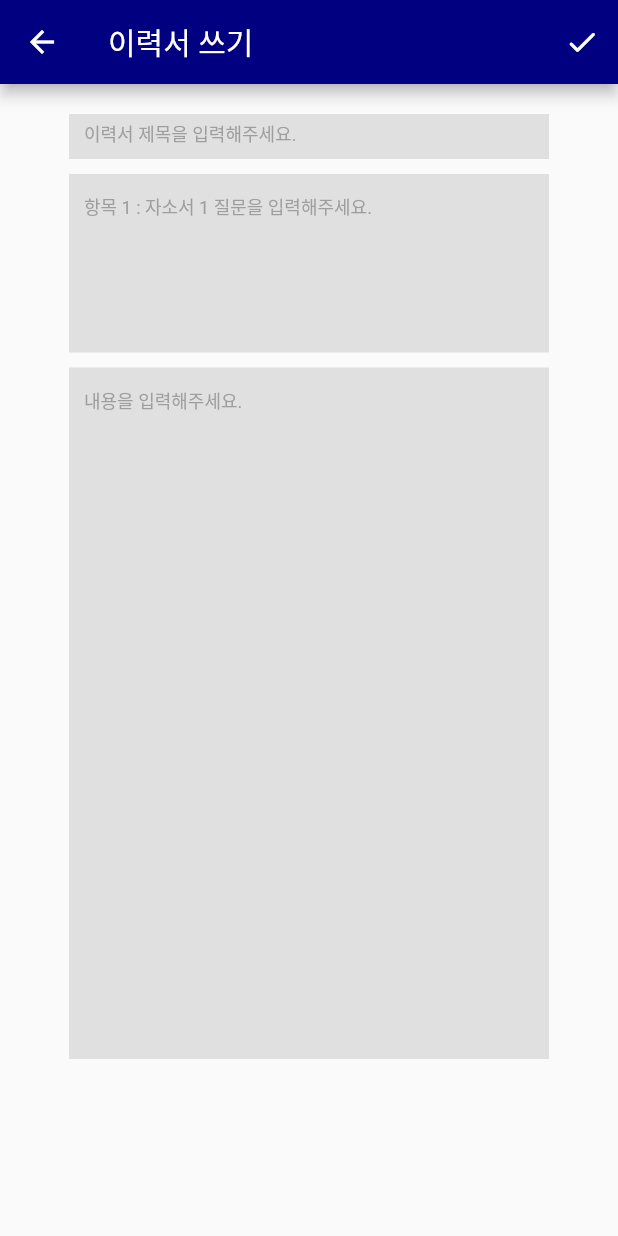
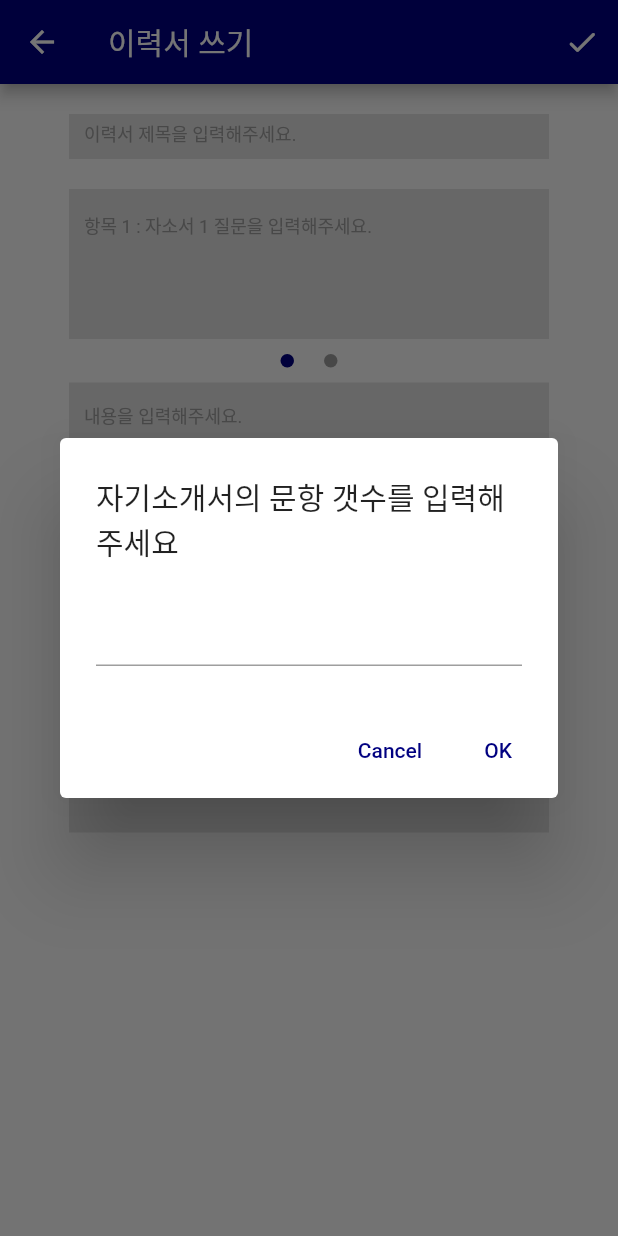
Before and after one commit to Jay-Pak/InterviewLINK, a Flutter app: the ResumePage screen opened directly, after a tap on the "add" icon, on a phone screen of 412 x 824 dp. Run offline on Flutter 3.47's test engine with Material 2 defaults, Android fonts, the light colour scheme and no system bars; drawn by our look-alikes of carousel_slider, dots_indicator; our stand-ins replace audio_video_progress_bar, cloud_firestore, firebase_analytics, firebase_auth, firebase_core, firebase_crashlytics and 2 more; missing offline and left inert: dart:ffi, kakao_flutter_sdk_user; accounts and stored records are empty.

Commit message:
resumePage Update

```diff
--- a/lib/pages/6_resume/resumePage.dart
+++ b/lib/pages/6_resume/resumePage.dart
@@ -1,56 +1,51 @@
+import 'package:cloud_firestore/cloud_firestore.dart';
+import 'package:firebase_auth/firebase_auth.dart';
 import 'package:flutter/material.dart';
 import 'package:interview_link/main.dart';
 import 'package:interview_link/pages/7_resumeOpenPage/resumeOpenPage.dart';
 
 class ResumePage extends StatefulWidget {
   const ResumePage({Key? key}) : super(key: key);
-
   @override
   State<ResumePage> createState() => _ResumePageState();
 }
-
 class _ResumePageState extends State<ResumePage> {
+  CollectionReference resumelist = FirebaseFirestore.instance
+      .collection('${FirebaseAuth.instance.currentUser?.email}')
+      .doc('Resume')
+      .collection('Resumelist');
   @override
   Widget build(BuildContext context) {
     return Scaffold(
       appBar: globalVariable.currentIndex == 0
-          ? AppBar(title: const Text("이력서"))
+          ? AppBar(title: const Text("이력서"),)
           : null,
-      body: ListView.builder(
-        itemCount: 1,
-        itemBuilder: (BuildContext context, index) {
-          return Container(
-            decoration: const BoxDecoration(
-              border: Border(
-                bottom: BorderSide(
-                  color: Colors.grey,
-                ),
-              ),
-            ),
-            margin: const EdgeInsets.symmetric(horizontal: 20, vertical: 4),
-            height: 70,
-            width: MediaQuery.of(context).size.width,
-            child: Row(
-              children: [
-                Text(
-                  '1. 삼성전자 반도체연구소 공정설계',
-                  textAlign: TextAlign.start,
-                ),
-                const Spacer(),
-                IconButton(
-                  onPressed: () {},
-                  icon: Icon(Icons.edit_note),
-                )
-              ],
-            ),
-          );
+      body: StreamBuilder(
+          stream: resumelist.snapshots(),
+          builder: (context, snapshot) {
+            if(snapshot.data != null) {
+              return ListView.builder(
+                  padding: const EdgeInsets.all(8),
+                  itemCount: snapshot.data?.docs.length,
+                  itemBuilder: (context, idx) {
+                    final DocumentSnapshot documentSnapshot =
+                    snapshot.data!.docs[idx];
+                    return Card(
+                      child: ListTile(
+                        title: Text(documentSnapshot['title']),
+                      ),
+                    );
+                    return Container();
+                  });
+            }
+            return Container();
+          }),
+      floatingActionButton: FloatingActionButton(
+        child: Icon(Icons.add),
+        onPressed: () async {
+          await Navigator.push(context,
+              MaterialPageRoute(builder: (context) => resumeOpenPage()));
         },
-      ),
-      floatingActionButton: FloatingActionButton(
-        onPressed: () {
-          Navigator.push(context, MaterialPageRoute(builder: (builder) => ResumeOpenPage()));
-        },
-        child: const Icon(Icons.add),
       ),
     );
   }
--- a/lib/pages/7_resumeOpenPage/resumeOpenPage.dart
+++ b/lib/pages/7_resumeOpenPage/resumeOpenPage.dart
@@ -1,45 +1,113 @@
+import 'dart:ffi';
+
 import 'package:cloud_firestore/cloud_firestore.dart';
+import 'package:dots_indicator/dots_indicator.dart';
 import 'package:firebase_auth/firebase_auth.dart';
 import 'package:flutter/material.dart';
 import 'package:carousel_slider/carousel_slider.dart';
+import 'package:http/http.dart';
 
-class ResumeOpenPage extends StatefulWidget {
-  ResumeOpenPage({Key? key}) : super(key: key);
+class resumeOpenPage extends StatefulWidget {
+  resumeOpenPage({Key? key}) : super(key: key);
 
   @override
-  State<ResumeOpenPage> createState() => _ResumeOpenPageState();
+  State<resumeOpenPage> createState() => _resumeOpenPageState();
 }
 
-class _ResumeOpenPageState extends State<ResumeOpenPage> {
+class _resumeOpenPageState extends State<resumeOpenPage> {
+  CollectionReference resume = FirebaseFirestore.instance.collection('Resume');
+  TextEditingController resumeTitleController = TextEditingController();
+  List<TextEditingController> questionController = [
+    for (int i = 0; i < 10; i++) TextEditingController()
+  ];
+  List<TextEditingController> contentController = [
+    for (int i = 0; i < 10; i++) TextEditingController()
+  ];
+  TextEditingController getnumberController = TextEditingController();
 
-  CarouselController controller = CarouselController();
 
-  TextEditingController resumeTitleController = TextEditingController();
-  List<TextEditingController> questionController = [for(int i = 0; i < 5; i++) TextEditingController()];
-  List<TextEditingController> contentController = [for(int i = 0; i < 5; i++) TextEditingController()];
+  CollectionReference user = FirebaseFirestore.instance
+      .collection('${FirebaseAuth.instance.currentUser?.email}');
+  CollectionReference Resumelist = FirebaseFirestore.instance
+      .collection('${FirebaseAuth.instance.currentUser?.email}')
+      .doc('Resume')
+      .collection('Resumelist');
 
-  DocumentReference<Map<String, dynamic>> _resume = FirebaseFirestore.instance.collection('${FirebaseAuth.instance.currentUser?.email}').doc('MatchingConditions');
+  int _currentIndex = 0;
+  int getnumber = 2;
 
-  _updateResume(int index){
-    for(int i = 0; i < index; i++){
-      _resume.collection('ResumeList').doc(resumeTitleController.text).collection('Question#${i+1}').doc(questionController[i].text).set({
-        // "title" : resumeTitleController.text,
-        // "question" : questionController[i].text,
-        "content" : contentController[i].text
-      });
-    }
+
+  Future<void> _Update() {
+    return user
+        .doc('Resume')
+        .collection('Resumelist')
+        .doc('${resumeTitleController.text}')
+        .set({
+      'title': resumeTitleController.text,
+      for (int i = 0; i < getnumber!; i++) 'question$i': questionController[i].text,
+      for (int i = 0; i < getnumber!; i++) 'content$i': contentController[i].text,
+    });
   }
 
+  void initState() {
+    super.initState();
+
+    Future.delayed(Duration.zero, () {
+      _resumeDialog();
+    });
+  }
+
+  Future<void> _resumeDialog() {
+    return showDialog(
+        context: context,
+        barrierDismissible: false,
+        builder: (BuildContext context) {
+          return AlertDialog(
+            title: Text("자기소개서의 문항 갯수를 입력해주세요"),
+            content: TextField(
+              keyboardType: TextInputType.number,
+              controller: getnumberController,
+            ),
+            actions: <Widget>[
+              TextButton(
+                onPressed: () {
+                  Navigator.pop(context);
+                },
+                child: const Text('Cancel'),
+              ),
+              TextButton(
+                onPressed: () {
+                  getnumber = int.parse(getnumberController.text);
+                  Navigator.pop(context);
+                  setState(() {
+                    BuildContext context;
+                  });
+                },
+                child: const Text('OK'),
+              ),
+            ],
+          );
+        });
+  }
+
+
   @override
-  Widget build(BuildContext context) {
+  Widget build(BuildContext context)
+
+  {
+  final List getnumberlist = List.generate(getnumber, (index) => index +1);
     return Scaffold(
       appBar: AppBar(
+        // leading: IconButton(
+        //   icon: const Icon(Icons.arrow_back_ios_new),
+        //   onPressed: () {},
+        // ),
         title: const Text("이력서 쓰기"),
         actions: [
           IconButton(
             icon: const Icon(Icons.check_rounded),
             onPressed: () {
-              _updateResume(5);
+              _Update();
               Navigator.pop(context);
             },
           ),
@@ -60,15 +128,24 @@ class _ResumeOpenPageState extends State<ResumeOpenPage> {
               decoration: const InputDecoration(
                 hintText: "이력서 제목을 입력해주세요.",
                 hintStyle: TextStyle(color: Colors.grey, fontSize: 12),
-
                 border: InputBorder.none,
                 focusedBorder: InputBorder.none,
               ),
             ),
           ),
+          SizedBox(
+            height: 10,
+          ),
           CarouselSlider(
-            options: CarouselOptions(height: 600.0, viewportFraction: 0.9, enableInfiniteScroll: false),
-            items: [1, 2, 3, 4, 5].map((i) {
+            options: CarouselOptions(
+                onPageChanged: (index, reason) {
+                  _currentIndex = index;
+                  setState(() {});
+                },
+                height: 600.0,
+                viewportFraction: 0.9,
+                enableInfiniteScroll: false),
+            items: getnumberlist.map((i) {
               return Builder(
                 builder: (BuildContext context) {
                   return SingleChildScrollView(
@@ -87,18 +164,18 @@ class _ResumeOpenPageState extends State<ResumeOpenPage> {
                         Column(
                           children: [
                             Container(
+                              height: 100,
                               width: 320,
                               color: Colors.grey.shade300,
                               padding:
                                   const EdgeInsets.symmetric(horizontal: 10),
-                              margin: const EdgeInsets.symmetric(
-                                  horizontal: 4),
+                              margin: const EdgeInsets.symmetric(horizontal: 4),
                               child: TextField(
-                                maxLines: 5,
-                                controller: questionController[i-1],
+                                controller: questionController[i - 1],
                                 decoration: InputDecoration(
                                   hintText: "항목 $i : 자소서 $i 질문을 입력해주세요.",
-                                  hintStyle: const TextStyle(color: Colors.grey, fontSize: 12),
+                                  hintStyle: const TextStyle(
+                                      color: Colors.grey, fontSize: 12),
                                   border: InputBorder.none,
                                   focusedBorder: InputBorder.none,
                                 ),
@@ -106,22 +183,30 @@ class _ResumeOpenPageState extends State<ResumeOpenPage> {
                             ),
                           ],
                         ),
-                        const SizedBox(height: 10),
+                        DotsIndicator(
+                          dotsCount: getnumber,
+                          // dotsCount: int.parse(listnumController.text),
+                          position: _currentIndex.toDouble(),
+                          decorator: DotsDecorator(
+                            spacing: const EdgeInsets.all(10.0),
+                          ),
+                        ),
                         Column(
                           children: [
                             Container(
+                              height: 300,
                               width: 320,
                               color: Colors.grey.shade300,
                               padding:
                                   const EdgeInsets.symmetric(horizontal: 10),
-                              margin: const EdgeInsets.symmetric(
-                                  horizontal: 4),
+                              margin: const EdgeInsets.symmetric(horizontal: 4),
                               child: TextField(
                                 maxLines: 100,
-                                controller: contentController[i-1],
+                                controller: contentController[i - 1],
                                 decoration: const InputDecoration(
                                   hintText: "내용을 입력해주세요.",
-                                  hintStyle: TextStyle(color: Colors.grey, fontSize: 12),
+                                  hintStyle: TextStyle(
+                                      color: Colors.grey, fontSize: 12),
                                   border: InputBorder.none,
                                   focusedBorder: InputBorder.none,
                                 ),
```
